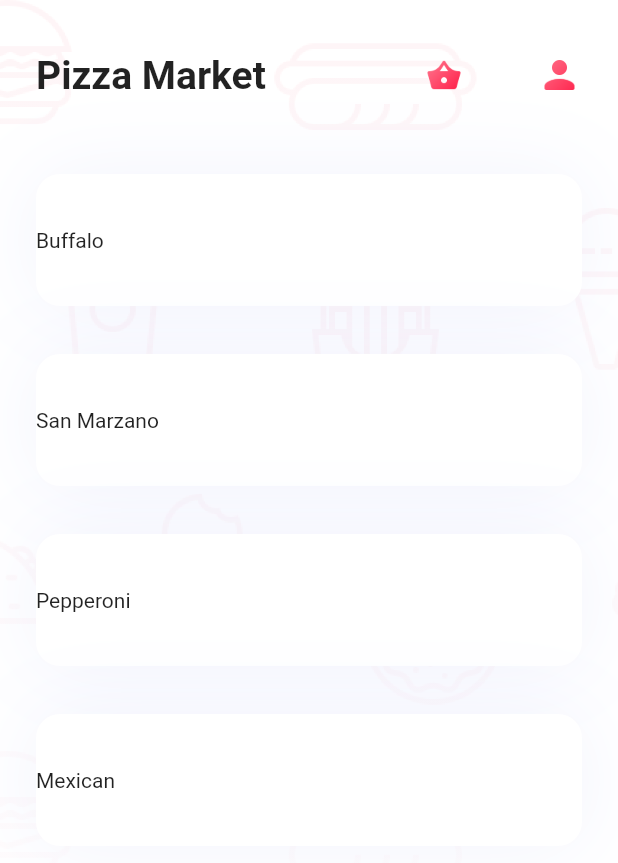
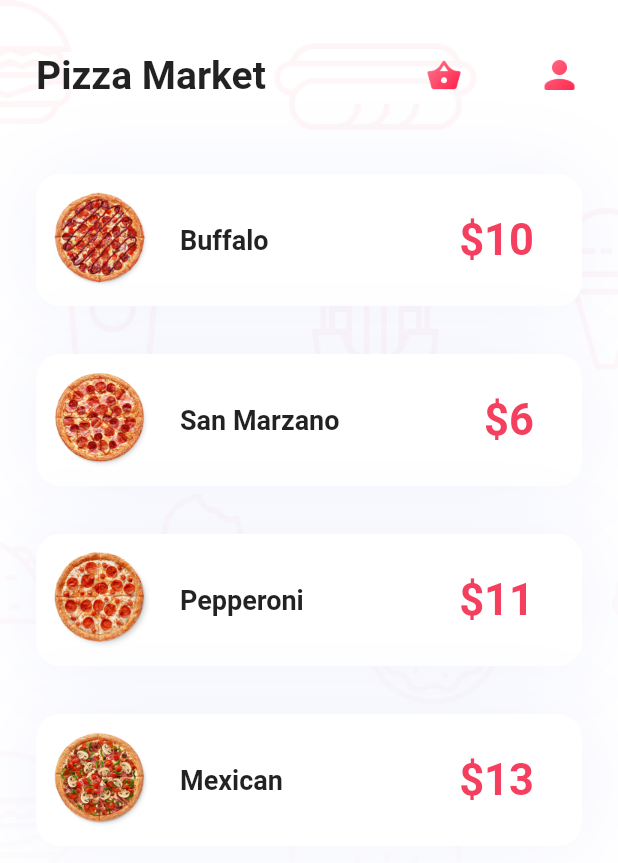
Before and after one commit to remakerich/sgmk_flutter_pizza, a Flutter app: the screen it shows after launch, after a tap on "Original", on a phone screen of 412 x 824 dp. Shown: the top 863 px of the screen. Run offline on Flutter 3.47's test engine with Material 2 defaults, Android fonts, the phone set to English and light mode, and no system bars; our stand-ins replace bloc, flutter_bloc, freezed_annotation, get_it, injectable; generated files the repository leaves out were written again.

Commit message:
maket list item UI done

```diff
--- a/lib/pages/pizza_market_page.dart
+++ b/lib/pages/pizza_market_page.dart
@@ -2,6 +2,7 @@ import 'package:flutter/material.dart';
 import 'package:flutter_bloc/flutter_bloc.dart';
 import 'package:sgmk_flutter_pizza/blocs/pizza_market/pizza_market_bloc.dart';
 import 'package:sgmk_flutter_pizza/injection/injection.dart';
+import 'package:sgmk_flutter_pizza/utils/ui.dart';
 import 'package:sgmk_flutter_pizza/widgets/pizza_app_bar.dart';
 import 'package:sgmk_flutter_pizza/widgets/pizza_scaffold.dart';
 
@@ -32,9 +33,14 @@ class PizzaMarketPage extends StatelessWidget {
               itemCount: pizzaStock.length,
               itemBuilder: (context, index) {
                 return GestureDetector(
-                  onTap: () => context.read<PizzaMarketBloc>().add(PizzaMarketPicked(pizza: pizzaStock[index])),
+                  onTap: () => context.read<PizzaMarketBloc>().add(
+                        PizzaMarketPicked(
+                          pizza: pizzaStock[index],
+                        ),
+                      ),
                   child: Container(
                     margin: const EdgeInsets.symmetric(vertical: 16, horizontal: 24),
+                    padding: const EdgeInsets.fromLTRB(12, 12, 32, 12),
                     height: 88,
                     decoration: BoxDecoration(
                       borderRadius: BorderRadius.circular(16),
@@ -48,8 +54,26 @@ class PizzaMarketPage extends StatelessWidget {
                     ),
                     child: Row(
                       children: [
+                        Image.asset(
+                          pizzaStock[index].assetPicture,
+                        ),
+                        const SizedBox(width: 20),
+                        Expanded(
+                          child: Text(
+                            pizzaStock[index].name,
+                            style: const TextStyle(
+                              fontWeight: FontWeight.w600,
+                              fontSize: 18,
+                            ),
+                          ),
+                        ),
                         Text(
-                          pizzaStock[index].name,
+                          '\$${pizzaStock[index].price.toString()}',
+                          style: const TextStyle(
+                            fontWeight: FontWeight.w600,
+                            fontSize: 29,
+                            color: PizzaColors.primary,
+                          ),
                         ),
                       ],
                     ),
--- a/lib/utils/ui.dart
+++ b/lib/utils/ui.dart
@@ -14,6 +14,7 @@ class PizzaAssets {
 class PizzaColors {
   static const backButton = Color.fromRGBO(244, 63, 94, 0.1);
   static const backButtonIcon = Color.fromRGBO(244, 63, 94, 0.7);
+  static const primary = Color(0xFFF43F5E);
 }
 
 class PizzaSizes {
```
